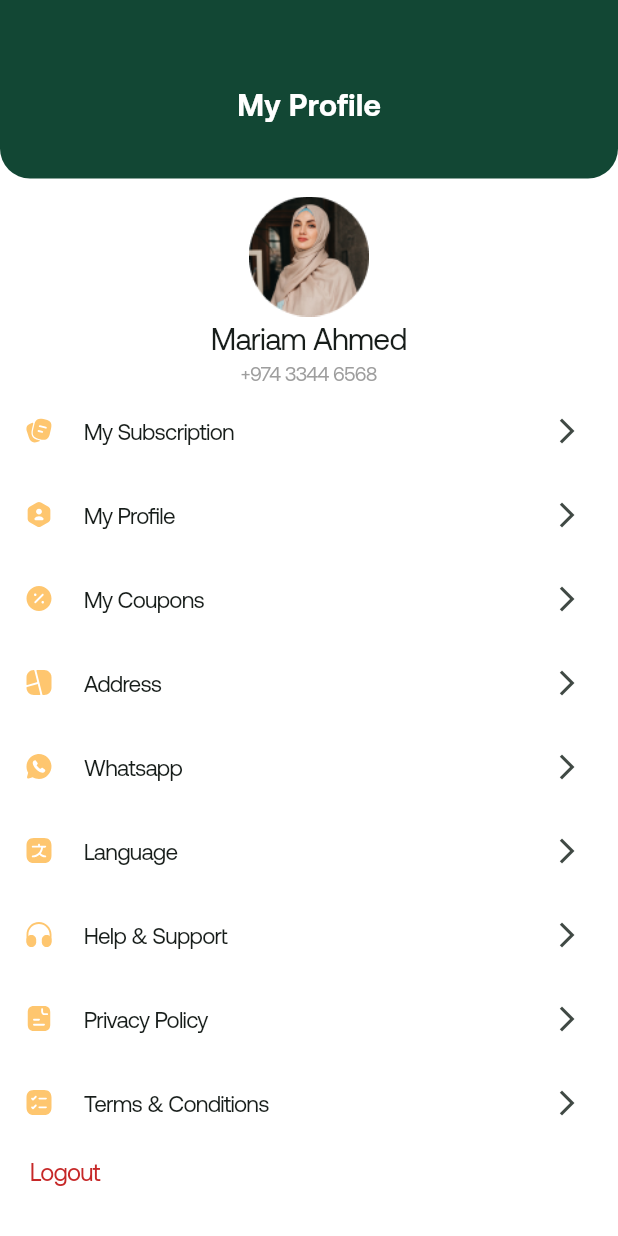
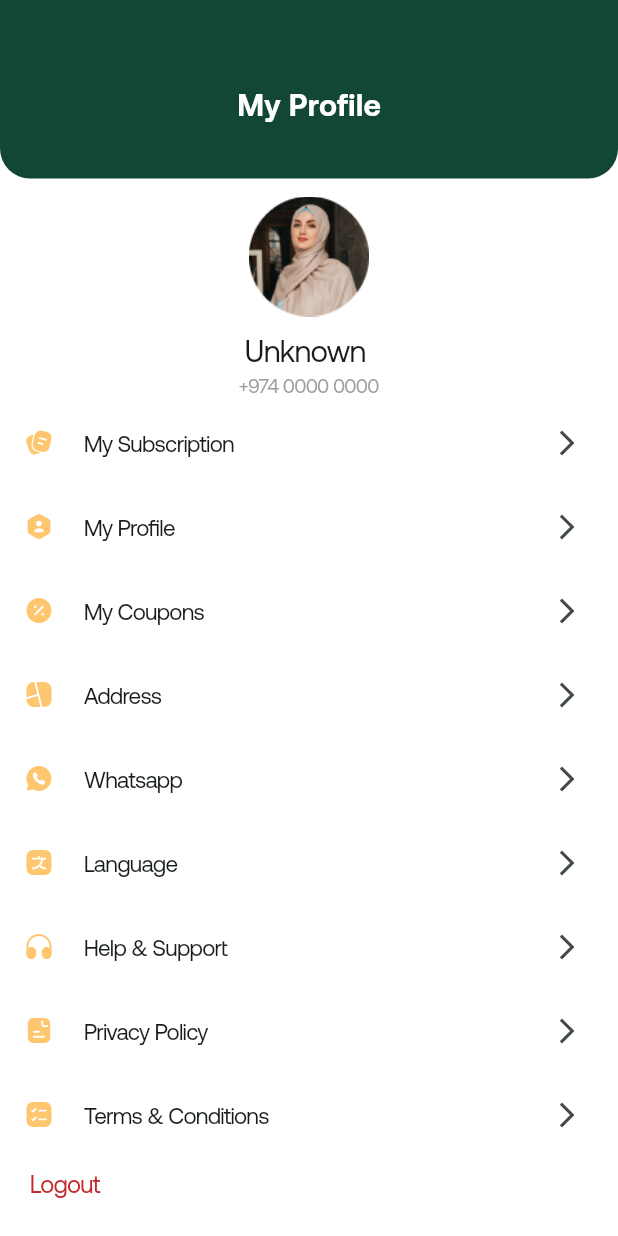
Before and after one commit to sharon-512/Pack-App, a Flutter app: the ProfileMenuScreen screen opened directly, on a phone screen of 412 x 824 dp. Run offline on Flutter 3.47's test engine with Material 3 defaults, Android fonts, the phone set to English and light mode, and no system bars; our stand-ins replace flutter_svg, geocoding, geolocator, google_maps_flutter, hive, hive_flutter and 6 more; accounts and stored records are empty; project files that could hold a hidden picture were left out.

Commit message:
profile fetched

```diff
--- a/lib/screens/Dashboard/profile_and_other_options/profile_page.dart
+++ b/lib/screens/Dashboard/profile_and_other_options/profile_page.dart
@@ -20,6 +20,9 @@ class ProfileMenuScreen extends StatelessWidget {
 
   @override
   Widget build(BuildContext context) {
+    final userBox = Hive.box<User>('userBox');
+    final user = userBox.get('currentUser');
+
     return Scaffold(
       body: Column(
         crossAxisAlignment: CrossAxisAlignment.start,
@@ -31,10 +34,13 @@ class ProfileMenuScreen extends StatelessWidget {
               CircleAvatar(
                 radius: 40,
                 backgroundColor: Colors.white,
-                child: Image.asset('assets/images/profile_pic2.png', fit: BoxFit.fill),
+                child: user?.image != null
+                    ? Image.network(user!.image!, fit: BoxFit.fill)
+                    : Image.asset('assets/images/profile_pic2.png', fit: BoxFit.fill),
               ),
-              const Text(
-                'Mariam Ahmed',
+              const SizedBox(height: 8),
+              Text(
+                '${user?.firstname ?? 'Unknown'} ${user?.lastname ?? ''}',
                 style: TextStyle(
                   fontFamily: 'Aeonik',
                   fontWeight: FontWeight.w500,
@@ -42,8 +48,8 @@ class ProfileMenuScreen extends StatelessWidget {
                   letterSpacing: -0.5,
                 ),
               ),
-              const Text(
-                '+974 3344 6568',
+              Text(
+                '+974 ${user?.mobno ?? '0000 0000'}',
                 style: TextStyle(
                   fontFamily: 'Aeonik',
                   fontWeight: FontWeight.w500,
```
Also changed, not shown: lib/screens/Dashboard/profile_and_other_options/edit_profile.dart (+33 -26 lines).
